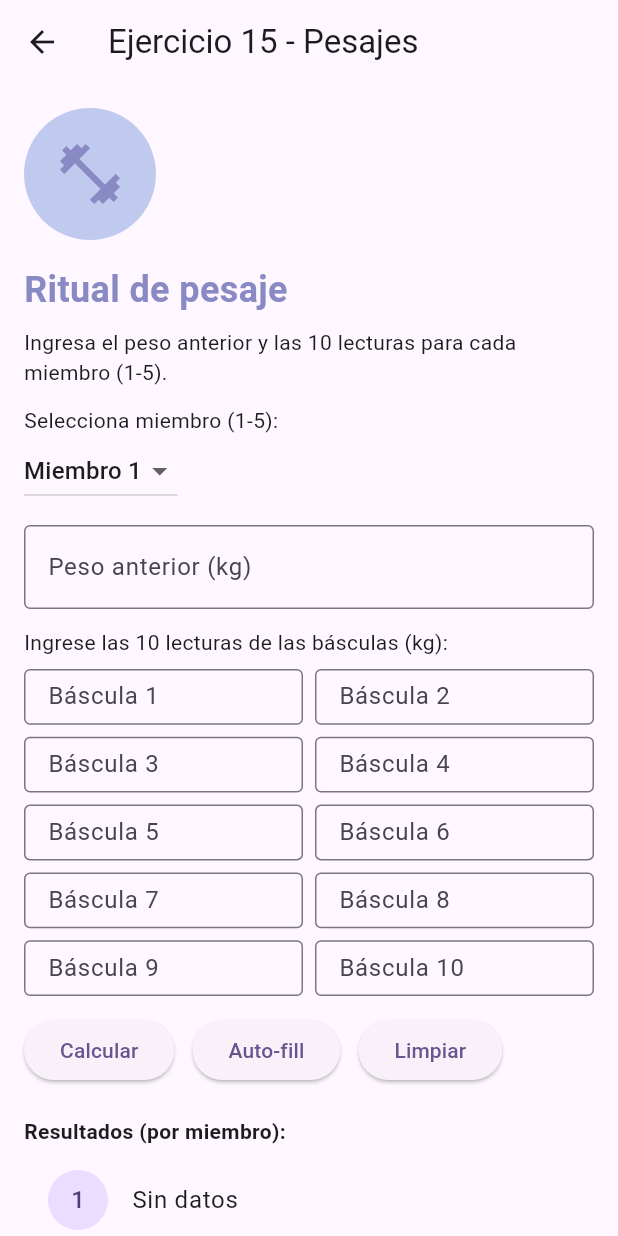
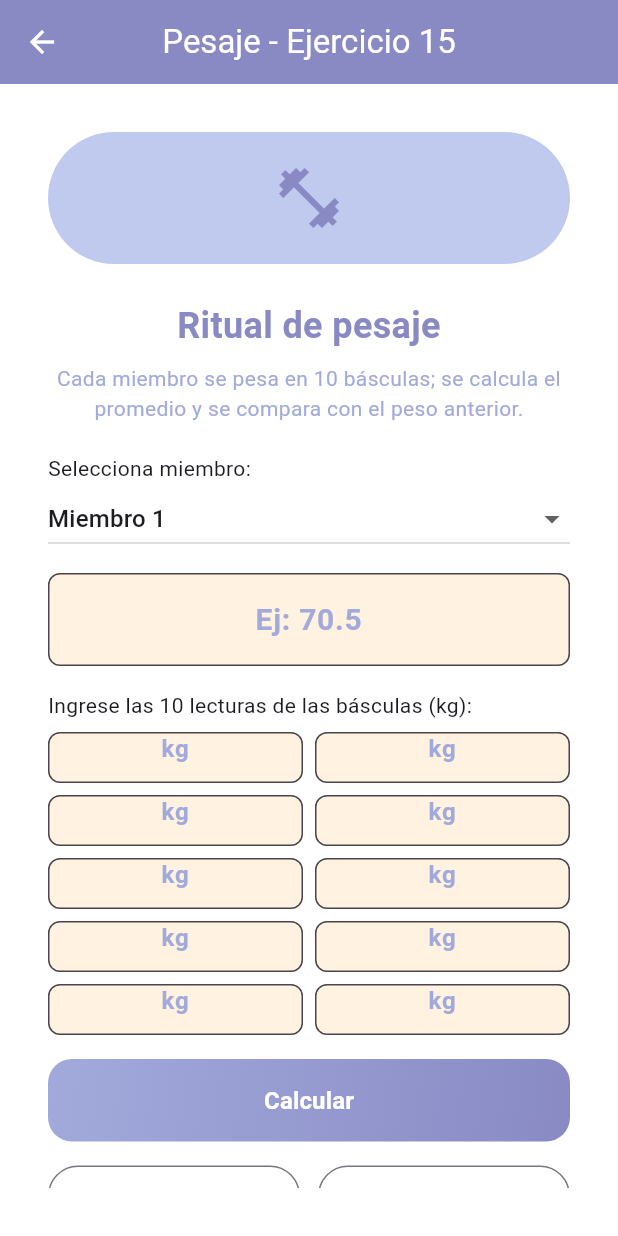
Before and after one commit to IMarcusDev/Tarea1_27843_moviles, a Flutter app: the Ej15Screen screen opened directly, on a phone screen of 412 x 824 dp. Run offline on Flutter 3.47's test engine with Material 3 defaults, Android fonts, the phone set to English and light mode, and no system bars.

Commit message:
Actualización estilos eje15
Se actualizaron estilos jejejej

```diff
--- a/lib/screens/ej15.dart
+++ b/lib/screens/ej15.dart
@@ -55,7 +55,7 @@ class _Ej15ScreenState extends State<Ej15Screen> {
     });
   }
 
-  // _showSnack was removed: prefer Form validators and inline messages for feedback.
+
 
   void _autoFillTestValues() {
     setState(() {
@@ -78,41 +78,51 @@ class _Ej15ScreenState extends State<Ej15Screen> {
   @override
   Widget build(BuildContext context) {
     return Scaffold(
-      appBar: AppBar(title: const Text('Ejercicio 15 - Pesajes')),
-      body: SingleChildScrollView(
-        padding: const EdgeInsets.all(16),
+      backgroundColor: Colors.white,
+      appBar: AppBar(
+        title: const Text('Pesaje - Ejercicio 15'),
+        backgroundColor: const Color(0xFF898AC4),
+        foregroundColor: Colors.white,
+        centerTitle: true,
+      ),
+      body: Padding(
+        padding: const EdgeInsets.all(32),
+        child: SingleChildScrollView(
           child: Form(
             key: _formKey,
             child: Column(
-            crossAxisAlignment: CrossAxisAlignment.start,
+              crossAxisAlignment: CrossAxisAlignment.stretch,
               children: [
                 Container(
                   padding: const EdgeInsets.all(20),
-                decoration: const BoxDecoration(
-                  color: Color(0xFFC0C9EE),
-                  shape: BoxShape.circle,
+                  decoration: BoxDecoration(
+                    color: const Color(0xFFC0C9EE),
+                    borderRadius: BorderRadius.circular(100),
                   ),
                   child: const Icon(Icons.fitness_center, size: 48, color: Color(0xFF898AC4)),
                 ),
 
-              const SizedBox(height: 16),
+                const SizedBox(height: 24),
                 const Text(
                   'Ritual de pesaje',
                   style: TextStyle(fontSize: 24, fontWeight: FontWeight.bold, color: Color(0xFF898AC4)),
+                  textAlign: TextAlign.center,
                 ),
                 const SizedBox(height: 8),
-              const Text('Ingresa el peso anterior y las 10 lecturas para cada miembro (1-5).'),
+                const Text(
+                  'Cada miembro se pesa en 10 básculas; se calcula el promedio y se compara con el peso anterior.',
+                  style: TextStyle(color: Color(0xFFA2AADB)),
+                  textAlign: TextAlign.center,
+                ),
 
-              const SizedBox(height: 12),
-              const Text('Selecciona miembro (1-5):'),
+                const SizedBox(height: 20),
+                const Text('Selecciona miembro:'),
                 DropdownButton<int>(
                   value: _selectedMember,
+                  isExpanded: true,
                   items: List.generate(
                     5,
-                  (i) => DropdownMenuItem(
-                    value: i + 1,
-                    child: Text('Miembro ${i + 1}'),
-                  ),
+                    (i) => DropdownMenuItem(value: i + 1, child: Text('Miembro ${i + 1}')),
                   ),
                   onChanged: (v) => setState(() => _selectedMember = v ?? 1),
                 ),
@@ -121,14 +131,19 @@ class _Ej15ScreenState extends State<Ej15Screen> {
                 TextFormField(
                   controller: _lastWeightController,
                   keyboardType: const TextInputType.numberWithOptions(decimal: true),
-                decoration: const InputDecoration(
-                  labelText: 'Peso anterior (kg)',
-                  border: OutlineInputBorder(),
+                  textAlign: TextAlign.center,
+                  style: const TextStyle(fontSize: 20, fontWeight: FontWeight.w600, color: Color(0xFF898AC4)),
+                  decoration: InputDecoration(
+                    hintText: 'Ej: 70.5',
+                    hintStyle: const TextStyle(color: Color(0xFFA2AADB)),
+                    filled: true,
+                    fillColor: const Color(0xFFFFF2E0),
+                    border: OutlineInputBorder(borderRadius: BorderRadius.circular(8), borderSide: const BorderSide(color: Color(0xFFC0C9EE), width: 2)),
                   ),
                   validator: _weightValidator,
                 ),
 
-              const SizedBox(height: 12),
+                const SizedBox(height: 16),
                 const Text('Ingrese las 10 lecturas de las básculas (kg):'),
                 const SizedBox(height: 8),
                 GridView.builder(
@@ -144,47 +159,70 @@ class _Ej15ScreenState extends State<Ej15Screen> {
                   itemBuilder: (_, idx) => TextFormField(
                     controller: _scaleControllers[idx],
                     keyboardType: const TextInputType.numberWithOptions(decimal: true),
+                    textAlign: TextAlign.center,
+                    style: const TextStyle(fontSize: 16, fontWeight: FontWeight.w600, color: Color(0xFF898AC4)),
                     decoration: InputDecoration(
-                    labelText: 'Báscula ${idx + 1}',
-                    border: const OutlineInputBorder(),
+                      hintText: 'kg',
+                      hintStyle: const TextStyle(color: Color(0xFFA2AADB)),
+                      filled: true,
+                      fillColor: const Color(0xFFFFF2E0),
+                      border: OutlineInputBorder(borderRadius: BorderRadius.circular(8), borderSide: const BorderSide(color: Color(0xFFC0C9EE), width: 2)),
                     ),
                     validator: _weightValidator,
+                  ),
+                ),
+
+                const SizedBox(height: 16),
+                Container(
+                  decoration: BoxDecoration(
+                    gradient: const LinearGradient(colors: [Color(0xFFA2AADB), Color(0xFF898AC4)], begin: Alignment.topLeft, end: Alignment.bottomRight),
+                    borderRadius: BorderRadius.circular(16),
+                  ),
+                  child: ElevatedButton(
+                    onPressed: _calculateForMember,
+                    style: ElevatedButton.styleFrom(backgroundColor: Colors.transparent, shadowColor: Colors.transparent, foregroundColor: Colors.white, padding: const EdgeInsets.symmetric(vertical: 16), shape: RoundedRectangleBorder(borderRadius: BorderRadius.circular(16))),
+                    child: const Text('Calcular', style: TextStyle(fontSize: 16, fontWeight: FontWeight.w600)),
                   ),
                 ),
 
                 const SizedBox(height: 12),
                 Row(
                   children: [
-                  ElevatedButton(onPressed: _calculateForMember, child: const Text('Calcular')),
+                    Expanded(
+                      child: OutlinedButton(onPressed: _autoFillTestValues, child: const Text('Auto-fill')),
+                    ),
                     const SizedBox(width: 12),
-                  ElevatedButton(onPressed: _autoFillTestValues, child: const Text('Auto-fill')),
-                  const SizedBox(width: 12),
-                  ElevatedButton(
+                    Expanded(
+                      child: OutlinedButton(
                         onPressed: () {
-                      // Clear inputs
                           setState(() {
                             _lastWeightController.clear();
-                        for (final c in _scaleControllers) {
-                          c.clear();
-                        }
+                            for (final c in _scaleControllers) c.clear();
+                            _results.fillRange(0, _results.length, 'Sin datos');
                           });
                         },
                         child: const Text('Limpiar'),
+                      ),
                     ),
                   ],
                 ),
 
                 const SizedBox(height: 20),
-              const Text('Resultados (por miembro):', style: TextStyle(fontWeight: FontWeight.bold)),
-              const SizedBox(height: 8),
-              ...List.generate(
-                5,
-                (i) => ListTile(
-                  leading: CircleAvatar(child: Text('${i + 1}')),
-                  title: Text(_results[i]),
-                ),
+                Container(
+                  padding: const EdgeInsets.all(20),
+                  decoration: BoxDecoration(color: Colors.white, borderRadius: BorderRadius.circular(16), border: Border.all(color: const Color(0xFFC0C9EE), width: 2)),
+                  child: Column(crossAxisAlignment: CrossAxisAlignment.start, children: [
+                    Row(children: const [
+                      Icon(Icons.check_circle_outline, color: Color(0xFF898AC4)),
+                      SizedBox(width: 12),
+                      Expanded(child: Text('Resultados (por miembro):', style: TextStyle(fontSize: 18, color: Color(0xFF898AC4), fontWeight: FontWeight.bold))),
+                    ]),
+                    const SizedBox(height: 12),
+                    ...List.generate(5, (i) => Padding(padding: const EdgeInsets.symmetric(vertical: 6), child: Row(children: [CircleAvatar(radius: 14, child: Text('${i + 1}')), const SizedBox(width: 12), Expanded(child: Text(_results[i], style: const TextStyle(fontSize: 16)))]))),
+                  ]),
                 ),
               ],
+            ),
           ),
         ),
       ),
```
Lines whose indentation alone changed are shown as unchanged.
